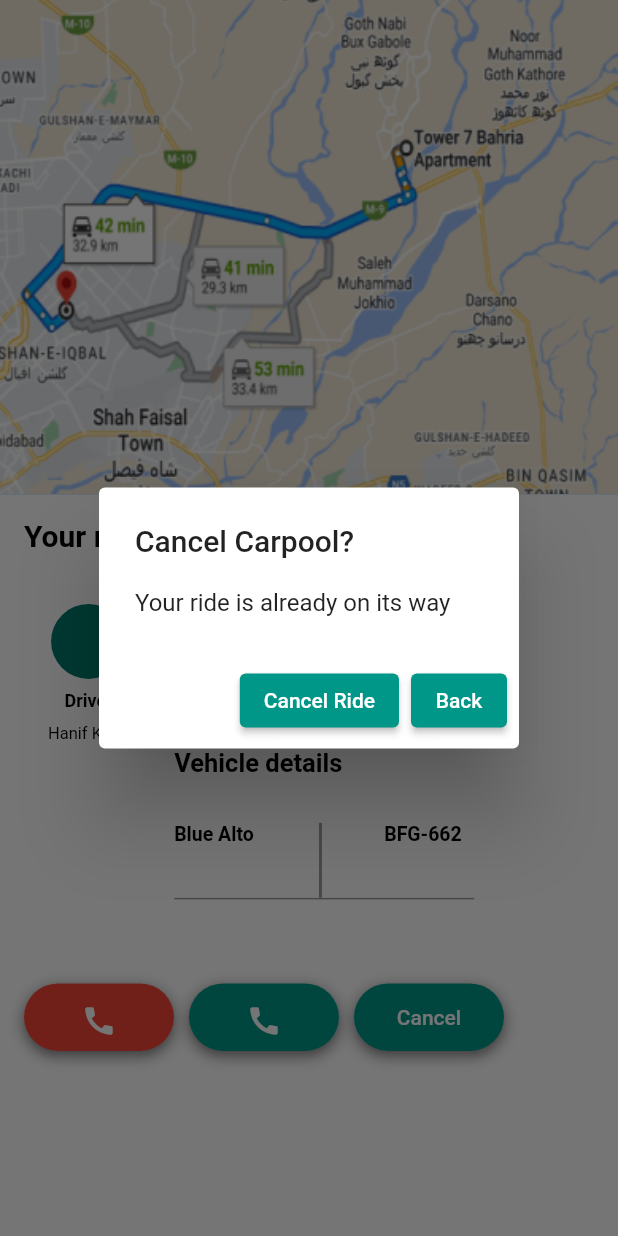
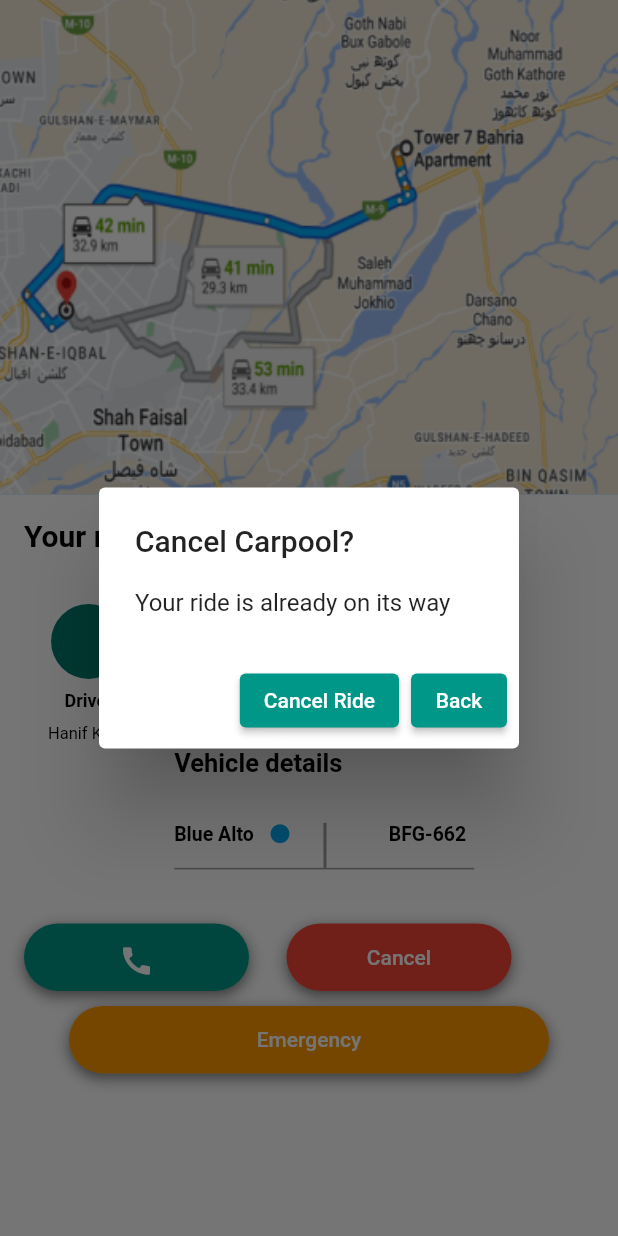
Before and after one commit to Aisha1600/CarpoolFrontend, a Flutter app: the Rider screen opened directly, after a tap on "Cancel", on a phone screen of 412 x 824 dp. Run offline on Flutter 3.47's test engine with Material 2 defaults, Android fonts, the light colour scheme and no system bars; our stand-ins replace cached_network_image, google_maps_flutter, shared_preferences; accounts and stored records are empty; Roboto replaces fonts that are missing (Roboto-Regular).

Commit message:
available list

```diff
--- a/lib/Rider.dart
+++ b/lib/Rider.dart
@@ -37,7 +37,8 @@
         child: Container(
             color: Colors.white,
             padding: EdgeInsets.all(16.0),
-          child: Column(children: [
+            child: Column(
+              children: [
                 const Align(
                   alignment: Alignment.topLeft,
                   child: Text(
@@ -179,26 +180,37 @@
                                   height: 30,
                                 ),
                                 Container(
-                                height: 50,
+                                    height: 30,
                                     child: Row(
                                       children: [
                                         Column(
                                           crossAxisAlignment:
                                               CrossAxisAlignment.start,
                                           children: [
+                                            Row(
+                                              children: [
                                                 Text(
                                                   'Blue Alto',
                                                   style: TextStyle(
                                                       fontSize: 13,
-                                              fontWeight: FontWeight.bold,
+                                                      fontWeight:
+                                                          FontWeight.bold,
                                                       color: Colors.black),
                                                 ),
+                                                SizedBox(width: 10),
+                                                Icon(
+                                                  Icons.circle,
+                                                  color: Colors.lightBlue,
+                                                  size: 15,
+                                                )
+                                              ],
+                                            ),
                                             SizedBox(
-                                          height: 15,
+                                              height: 10,
                                             ),
                                           ],
                                         ),
-                                    SizedBox(width: 42),
+                                        SizedBox(width: 20),
                                         VerticalDivider(
                                           color: Colors.grey,
                                           thickness: 2,
@@ -219,7 +231,7 @@
                                                   color: Colors.black),
                                             ),
                                             SizedBox(
-                                          height: 20,
+                                              height: 10,
                                             ),
                                           ],
                                         )
@@ -233,30 +245,90 @@
                                   ),
                                 ),
                               ])),
-                      //Text("data")
-                      // SizedBox(
-                      //   height: 10,
-                      // ),
-                      // Divider(
-                      //   thickness: 2,
-                      //   height: 1,
-                      // ),
-                      // SizedBox(
-                      //   height: 10,
-                      // ),
                         ],
                       ),
                     ],
                   ),
                 ),
-            SizedBox(height: 40.0),
+                SizedBox(height: 20.0),
                 Row(
                   children: [
                     Align(
-                    alignment: Alignment.bottomLeft,
+                        // alignment: Alignment.bottomLeft,
                         child: Container(
                             height: 45,
-                        width: 100,
+                            width: 150,
+                            decoration: BoxDecoration(
+                              borderRadius: BorderRadius.circular(30.0),
+                              boxShadow: [
+                                BoxShadow(
+                                  color: Colors.grey.withOpacity(0.5),
+                                  spreadRadius: 4,
+                                  blurRadius: 6,
+                                  offset: Offset(0, 3),
+                                ),
+                              ],
+                              color: Colors.white,
+                            ),
+                            child: ElevatedButton(
+                                style: ElevatedButton.styleFrom(
+                                  padding: EdgeInsets.all(13),
+                                  // backgroundColor: Colors.red,
+                                  shape: RoundedRectangleBorder(
+                                    borderRadius: BorderRadius.circular(30.0),
+                                  ),
+                                ),
+                                child: Center(
+                                  child: Icon(
+                                    Icons.call,
+                                    color: Colors.white,
+                                    //size: 20,
+                                  ),
+                                ),
+                                onPressed: () async {}))),
+                    // SizedBox(
+                    //   width: 10,
+                    // ),
+                    // Align(
+                    //     alignment: Alignment.bottomCenter,
+                    //     child: Container(
+                    //         height: 45,
+                    //         width: 100,
+                    //         decoration: BoxDecoration(
+                    //           borderRadius: BorderRadius.circular(30.0),
+                    //           boxShadow: [
+                    //             BoxShadow(
+                    //               color: Colors.grey.withOpacity(0.5),
+                    //               spreadRadius: 4,
+                    //               blurRadius: 6,
+                    //               offset: Offset(0, 3),
+                    //             ),
+                    //           ],
+                    //           color: Colors.white,
+                    //         ),
+                    //         child: ElevatedButton(
+                    //             style: ElevatedButton.styleFrom(
+                    //               padding: EdgeInsets.all(13),
+                    //               shape: RoundedRectangleBorder(
+                    //                 borderRadius: BorderRadius.circular(30.0),
+                    //               ),
+                    //             ),
+                    //             child: Center(
+                    //               child: Icon(
+                    //                 Icons.call,
+                    //                 color: Colors.white,
+                    //                 //size: 20,
+                    //               ),
+                    //             ),
+                    //             onPressed: () async {}))),
+                    SizedBox(
+                      width: 25,
+                    ),
+                    Align(
+                        // alignment: Alignment.bottomRight,
+                        child: Container(
+                            height: 45,
+                            width: 150,
                             decoration: BoxDecoration(
                               borderRadius: BorderRadius.circular(30.0),
                               boxShadow: [
@@ -273,76 +345,6 @@
                                 style: ElevatedButton.styleFrom(
                                   padding: EdgeInsets.all(13),
                                   backgroundColor: Colors.red,
-                              shape: RoundedRectangleBorder(
-                                borderRadius: BorderRadius.circular(30.0),
-                              ),
-                            ),
-                            child: Center(
-                              child: Icon(
-                                Icons.call,
-                                color: Colors.white,
-                                //size: 20,
-                              ),
-                            ),
-                            onPressed: () async {}))),
-                SizedBox(
-                  width: 10,
-                ),
-                Align(
-                    alignment: Alignment.bottomCenter,
-                    child: Container(
-                        height: 45,
-                        width: 100,
-                        decoration: BoxDecoration(
-                          borderRadius: BorderRadius.circular(30.0),
-                          boxShadow: [
-                            BoxShadow(
-                              color: Colors.grey.withOpacity(0.5),
-                              spreadRadius: 4,
-                              blurRadius: 6,
-                              offset: Offset(0, 3),
-                            ),
-                          ],
-                          color: Colors.white,
-                        ),
-                        child: ElevatedButton(
-                            style: ElevatedButton.styleFrom(
-                              padding: EdgeInsets.all(13),
-                              shape: RoundedRectangleBorder(
-                                borderRadius: BorderRadius.circular(30.0),
-                              ),
-                            ),
-                            child: Center(
-                              child: Icon(
-                                Icons.call,
-                                color: Colors.white,
-                                //size: 20,
-                              ),
-                            ),
-                            onPressed: () async {}))),
-                SizedBox(
-                  width: 10,
-                ),
-                Align(
-                    alignment: Alignment.bottomRight,
-                    child: Container(
-                        height: 45,
-                        width: 100,
-                        decoration: BoxDecoration(
-                          borderRadius: BorderRadius.circular(30.0),
-                          boxShadow: [
-                            BoxShadow(
-                              color: Colors.grey.withOpacity(0.5),
-                              spreadRadius: 4,
-                              blurRadius: 6,
-                              offset: Offset(0, 3),
-                            ),
-                          ],
-                          color: Colors.white,
-                        ),
-                        child: ElevatedButton(
-                            style: ElevatedButton.styleFrom(
-                              padding: EdgeInsets.all(13),
                                   shape: RoundedRectangleBorder(
                                     borderRadius: BorderRadius.circular(30.0),
                                   ),
@@ -384,9 +386,48 @@
                                       });
                                 }))),
                   ],
-            )
-          ]),
                 ),
+                SizedBox(
+                  height: 10,
+                ),
+                Align(
+                    alignment: Alignment.bottomCenter,
+                    child: Container(
+                        height: 45,
+                        width: 320,
+                        decoration: BoxDecoration(
+                          borderRadius: BorderRadius.circular(30.0),
+                          boxShadow: [
+                            BoxShadow(
+                              color: Colors.grey.withOpacity(0.5),
+                              spreadRadius: 4,
+                              blurRadius: 6,
+                              offset: Offset(0, 3),
+                            ),
+                          ],
+                          color: Colors.white,
+                        ),
+                        child: ElevatedButton(
+                            style: ElevatedButton.styleFrom(
+                              padding: EdgeInsets.all(13),
+                              backgroundColor: Colors.orange,
+                              shape: RoundedRectangleBorder(
+                                borderRadius: BorderRadius.circular(30.0),
+                              ),
+                            ),
+                            child: Center(
+                              child: Text(
+                                "Emergency",
+                                style: TextStyle(
+                                  color: Colors.white,
+                                ),
+
+                                //size: 20,
+                              ),
+                            ),
+                            onPressed: () async {}))),
+              ],
+            )),
       )
     ]));
   }
--- a/lib/available_list.dart
+++ b/lib/available_list.dart
@@ -6,19 +6,19 @@
 
   final List<Map<String, dynamic>> data = [
     {
-      'image': 'https://picsum.photos/200/300',
+      'name': 'Muhammad Munir',
       'from': 'DHA Phase 6',
       'to': 'Regent Plaza',
       'price': 200,
     },
     {
-      'image': 'https://picsum.photos/200/300',
+      'name': 'Hafeez Khan',
       'from': 'North Nazimabad',
       'to': 'Lyari',
       'price': 250,
     },
     {
-      'image': 'https://picsum.photos/200/300',
+      'name': 'Shafiq Khan',
       'from': 'Sohrab Goth',
       'to': 'Karachi University',
       'price': 150,
@@ -74,12 +74,12 @@
                         crossAxisAlignment: CrossAxisAlignment.start,
                         children: [
                           Text(
-                            'From   ${item['from']}',
+                            'Pick up:   ${item['from']}',
                             style: TextStyle(fontSize: 14),
                           ),
                           SizedBox(height: 8),
                           Text(
-                            'To   ${item['to']}',
+                            'Drop off:    ${item['to']}',
                             style: TextStyle(fontSize: 14),
                           ),
                           SizedBox(height: 16),
--- a/lib/request_available_list.dart
+++ b/lib/request_available_list.dart
@@ -75,13 +75,13 @@
                         crossAxisAlignment: CrossAxisAlignment.start,
                         children: [
                           Text(
-                            'From   ${item['from']}',
-                            style: TextStyle(fontSize: 14),
+                            'Pick up:    ${item['from']}',
+                            style: TextStyle(fontSize: 13),
                           ),
                           SizedBox(height: 8),
                           Text(
-                            'To   ${item['to']}',
-                            style: TextStyle(fontSize: 14),
+                            'Drop off:   ${item['to']}',
+                            style: TextStyle(fontSize: 13),
                           ),
                           SizedBox(height: 16),
                           Text(
@@ -102,6 +102,7 @@
                             height: 70,
                           ),
                           CircleAvatar(
+                              backgroundColor: Color(0xFFFFBE08),
                               radius: 15,
                               child: Stack(
                                 alignment: Alignment.center,
@@ -110,6 +111,7 @@
                                     icon: Icon(
                                       Icons.arrow_forward_ios_outlined,
                                       size: 15,
+                                      color: Colors.white,
                                     ),
                                     onPressed: () {
                                       Navigator.pushReplacement(
```
Lines whose indentation alone changed are shown as unchanged.
